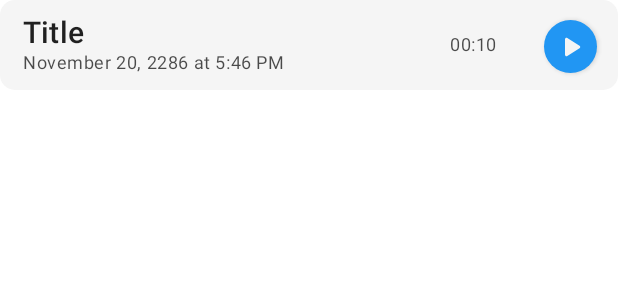
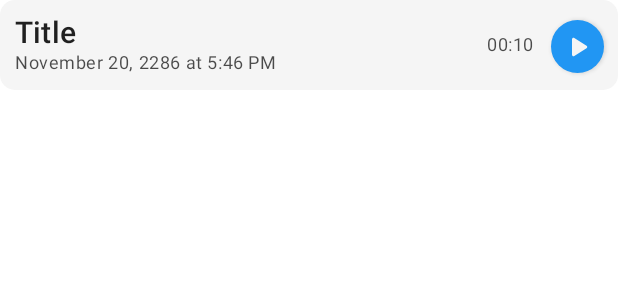
Before and after one commit to TimPushkin/VoiceNotes, an Android app built with Jetpack Compose: the @Preview function RecordingCardWhenNotPlayingPreview, on a phone screen of 412 x 824 dp. Shown: the top 300 px of the screen. Run offline under Robolectric (Android 15) with nearby library versions, the phone set to English and light mode, and no system bars.

Commit message:
Fix RecordingCard layout with for large titles

```diff
--- a/app/src/main/java/me/timpushkin/voicenotes/ui/RecordingCard.kt
+++ b/app/src/main/java/me/timpushkin/voicenotes/ui/RecordingCard.kt
@@ -37,7 +37,7 @@ fun RecordingCard(
                 horizontalArrangement = Arrangement.SpaceAround,
                 verticalAlignment = Alignment.CenterVertically
             ) {
-                RecordingTextInfo(name, date)
+                RecordingTextInfo(name, date, Modifier.weight(1f))
 
                 Spacer(modifier = Modifier.width(10.dp))
 
@@ -62,8 +62,8 @@ fun RecordingCard(
 }
 
 @Composable
-fun RecordingTextInfo(name: String, date: Long) {
-    Column(modifier = Modifier.fillMaxWidth(0.65f)) {
+fun RecordingTextInfo(name: String, date: Long, modifier: Modifier = Modifier) {
+    Column(modifier = modifier) {
         Text(
             text = name,
             overflow = TextOverflow.Ellipsis,
@@ -84,7 +84,7 @@ fun RecordingTextInfo(name: String, date: Long) {
 }
 
 @Composable
-fun RecordingTimeInfo(duration: Int, played: Int) {
+fun RecordingTimeInfo(duration: Int, played: Int, modifier: Modifier = Modifier) {
     val durationStr = DateUtils.formatElapsedTime(duration.toLong() / 1000)
     val text =
         if (played > 0) "${DateUtils.formatElapsedTime(played.toLong() / 1000)} / $durationStr"
@@ -92,6 +92,7 @@ fun RecordingTimeInfo(duration: Int, played: Int) {
 
     Text(
         text = text,
+        modifier = modifier,
         overflow = TextOverflow.Ellipsis,
         maxLines = 1,
         style = MaterialTheme.typography.caption.run { copy(color = color.copy(alpha = 0.7f)) }
@@ -99,12 +100,12 @@ fun RecordingTimeInfo(duration: Int, played: Int) {
 }
 
 @Composable
-fun PlayButton(isPlaying: Boolean, onClick: () -> Unit) {
+fun PlayButton(isPlaying: Boolean, onClick: () -> Unit, modifier: Modifier = Modifier) {
     Button(
         onClick = onClick,
         modifier = Modifier
-            .size(35.dp)
-            .requiredSize(35.dp),
+            .requiredSize(35.dp)
+            .then(modifier),
         shape = CircleShape,
         colors = ButtonDefaults.buttonColors(
             backgroundColor = if (isPlaying) MaterialTheme.colors.secondary else MaterialTheme.colors.primary,
@@ -154,3 +155,17 @@ fun RecordingCardWhenPlayingPreview() {
         )
     }
 }
+
+@Preview
+@Composable
+fun RecordingCardWithLongTitlePreview() {
+    VoiceNotesTheme {
+        RecordingCard(
+            name = "A recording with a very long title",
+            date = 9999999999999,
+            duration = 10000,
+            isPlaying = true,
+            played = 7000
+        )
+    }
+}
```
